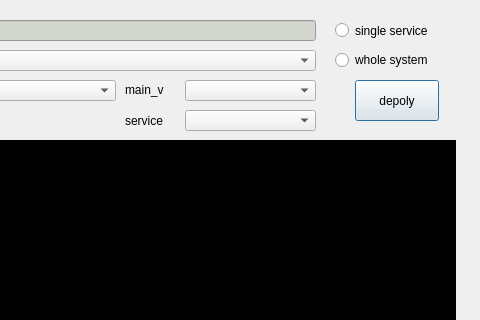
awe-system/release_tool, file deploy_op.ui: the form before one commit; both pictures show x 175 to 655 and y 0 to 320 of the 655 by 654 pixel window.
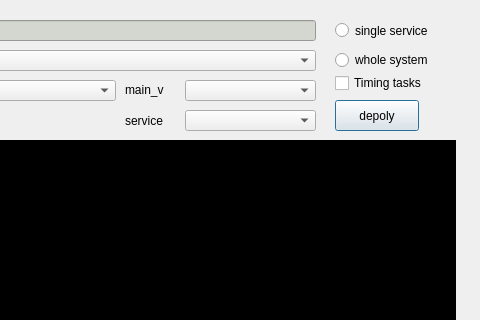
The form after the commit.

```diff
--- a/deploy_op.ui
+++ b/deploy_op.ui
@@ -153,10 +153,10 @@
   <widget class="QPushButton" name="deploy">
    <property name="geometry">
     <rect>
-     <x>530</x>
-     <y>80</y>
+     <x>510</x>
+     <y>100</y>
      <width>84</width>
-     <height>41</height>
+     <height>31</height>
     </rect>
    </property>
    <property name="text">
@@ -242,6 +242,19 @@
     </rect>
    </property>
   </widget>
+  <widget class="QCheckBox" name="timing_tasks">
+   <property name="geometry">
+    <rect>
+     <x>510</x>
+     <y>70</y>
+     <width>111</width>
+     <height>26</height>
+    </rect>
+   </property>
+   <property name="text">
+    <string>Timing tasks</string>
+   </property>
+  </widget>
  </widget>
  <resources/>
  <connections/>
```
